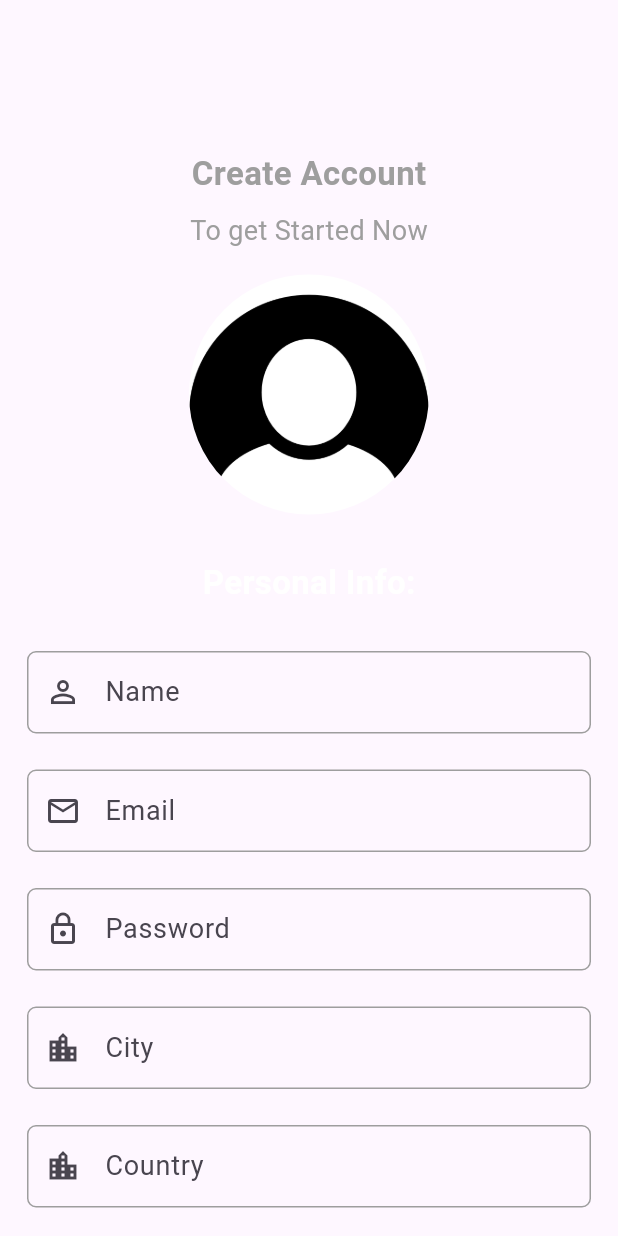
After one commit to Shivamshekharpatil/finalyearproject, a Flutter app: the RegistrationScreen screen opened directly, on a phone screen of 412 x 824 dp. The commit adds this screen. Run offline on Flutter 3.47's test engine with Material 3 defaults, Android fonts, the phone set to English and light mode, and no system bars; our stand-ins replace get, lottie.

Commit message:
Created Registration Screen Designed and added code (Include Personal Information and profile logo to it) also made little changes like made "Create Here" text clickable in login screen code.

```diff
--- a/lib/authenticationScreen/login_screen.dart
+++ b/lib/authenticationScreen/login_screen.dart
@@ -1,5 +1,7 @@
+import 'package:finalyearproject/authenticationScreen/registration_screen.dart';
 import 'package:finalyearproject/widget/custom_text_field_widget.dart';
 import 'package:flutter/material.dart';
+import 'package:get/route_manager.dart';
 
 class LoginScreen extends StatefulWidget {
   const LoginScreen({super.key});
@@ -126,10 +128,10 @@ class _LoginScreenState extends State<LoginScreen> {
                   InkWell(
                     onTap: ()
                     {
-
+                      Get.to(const RegistrationScreen());
                     },
                     child: const Text(
-                      "Register Here",
+                      "Create Here",
                       style: TextStyle(
                         fontSize: 18,
                         color: Colors.white,
--- /dev/null
+++ b/lib/authenticationScreen/registration_screen.dart
@@ -0,0 +1,203 @@
+
+import 'package:flutter/material.dart';
+
+import '../widget/custom_text_field_widget.dart';
+
+class RegistrationScreen extends StatefulWidget
+{
+  const RegistrationScreen({super.key});
+
+  @override
+  State<RegistrationScreen> createState() => _RegistrationScreenState();
+}
+
+class _RegistrationScreenState extends State<RegistrationScreen>
+{
+  //personal info
+  TextEditingController nameTextEditingController = TextEditingController();
+  TextEditingController emailTextEditingController = TextEditingController();
+  TextEditingController passwordTextEditingController = TextEditingController();
+  TextEditingController cityTextEditingController = TextEditingController();
+  TextEditingController countryTextEditingController = TextEditingController();
+  TextEditingController summaryTextEditingController = TextEditingController();
+  //user type
+  TextEditingController usertypeTextEditingController = TextEditingController();
+
+  //Background - educational values
+  TextEditingController nationalityTextEditingController = TextEditingController();
+  TextEditingController skillsTextEditingController = TextEditingController();
+  TextEditingController educationTextEditingController = TextEditingController();
+
+  @override
+  Widget build(BuildContext context)
+  {
+    return Scaffold(
+      body: SingleChildScrollView(
+        child: Center(
+          child: Column(
+            children: [
+
+              const SizedBox(
+                height: 100,
+              ),
+
+              const Text(
+                  "Create Account",
+                style: TextStyle(
+                  fontSize: 22,
+                  color: Colors.grey,
+                  fontWeight: FontWeight.bold,
+                ),
+              ),
+
+              const SizedBox(
+                height: 10,
+              ),
+
+              const Text(
+                "To get Started Now",
+                style: TextStyle(
+                  fontSize: 18,
+                  color: Colors.grey,
+                ),
+              ),
+
+              const SizedBox(
+                height: 16,
+              ),
+
+              //choose image circle avatar
+              GestureDetector(
+                onTap: ()
+                {
+
+                },
+                child: const CircleAvatar(
+                  radius: 80,
+                  backgroundImage: AssetImage(
+                      "asset/image/profile.png"
+                  ),
+                  backgroundColor: Colors.white,
+                ),
+              ),
+
+              const SizedBox(
+                height: 30,
+              ),
+
+              //personal info
+              const Text(
+                  "Personal Info:",
+                style: TextStyle(
+                  color: Colors.white,
+                  fontSize: 22,
+                  fontWeight: FontWeight.bold,
+                ),
+              ),
+
+              const SizedBox(
+                height: 30,
+              ),
+
+              //name
+              SizedBox(
+                width: MediaQuery.of(context).size.width - 36,
+                height: 55,
+                child: CustomTextFileWidget(
+                  editingController: nameTextEditingController,
+                  labelText: "Name",
+                  iconData: Icons.person_outline,
+                  isObscure: false,
+                ),
+              ),
+
+              const SizedBox(
+                height: 24,
+              ),
+
+              //Email
+              SizedBox(
+                width: MediaQuery.of(context).size.width - 36,
+                height: 55,
+                child: CustomTextFileWidget(
+                  editingController: emailTextEditingController,
+                  labelText: "Email",
+                  iconData: Icons.email_outlined,
+                  isObscure: false,
+                ),
+              ),
+
+              const SizedBox(
+                height: 24,
+              ),
+
+              //Password
+              SizedBox(
+                width: MediaQuery.of(context).size.width - 36,
+                height: 55,
+                child: CustomTextFileWidget(
+                  editingController: passwordTextEditingController,
+                  labelText: "Password",
+                  iconData: Icons.lock_outline,
+                  isObscure: true,
+                ),
+              ),
+
+              const SizedBox(
+                height: 24,
+              ),
+
+              //city
+              SizedBox(
+                width: MediaQuery.of(context).size.width - 36,
+                height: 55,
+                child: CustomTextFileWidget(
+                  editingController: cityTextEditingController,
+                  labelText: "City",
+                  iconData: Icons.location_city,
+                  isObscure: false,
+                ),
+              ),
+
+              const SizedBox(
+                height: 24,
+              ),
+
+              //country
+              SizedBox(
+                width: MediaQuery.of(context).size.width - 36,
+                height: 55,
+                child: CustomTextFileWidget(
+                  editingController: countryTextEditingController,
+                  labelText: "Country",
+                  iconData: Icons.location_city,
+                  isObscure: false,
+                ),
+              ),
+
+              const SizedBox(
+                height: 24,
+              ),
+
+              //summary
+              SizedBox(
+                width: MediaQuery.of(context).size.width - 36,
+                height: 55,
+                child: CustomTextFileWidget(
+                  editingController: summaryTextEditingController,
+                  labelText: "Summary",
+                  iconData: Icons.text_fields,
+                  isObscure: false,
+                ),
+              ),
+
+              const SizedBox(
+                height: 24,
+              ),
+            ],
+          ),
+        ),
+      ),
+    );
+  }
+}
```
Also changed, not shown: asset/image/profile.png (added).
